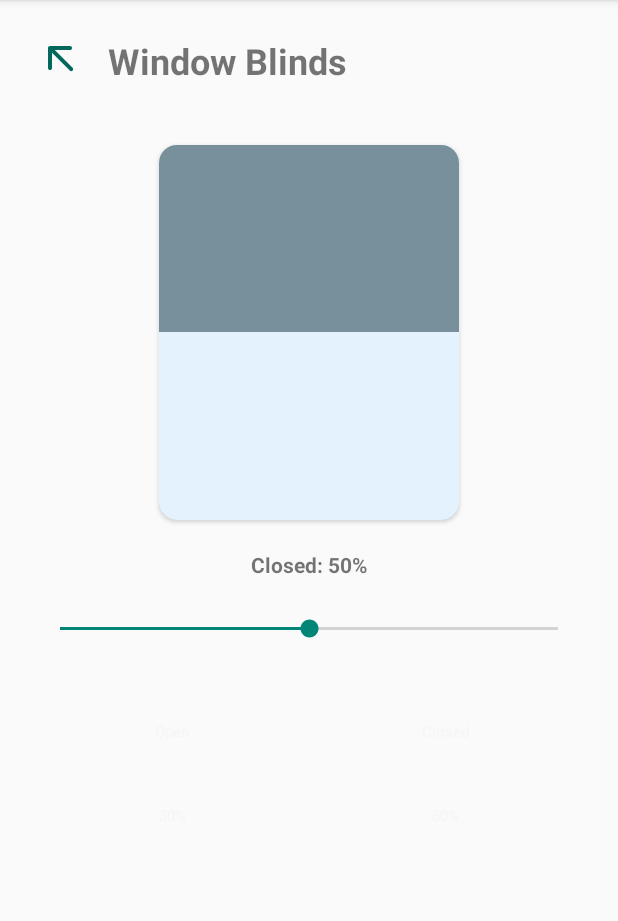
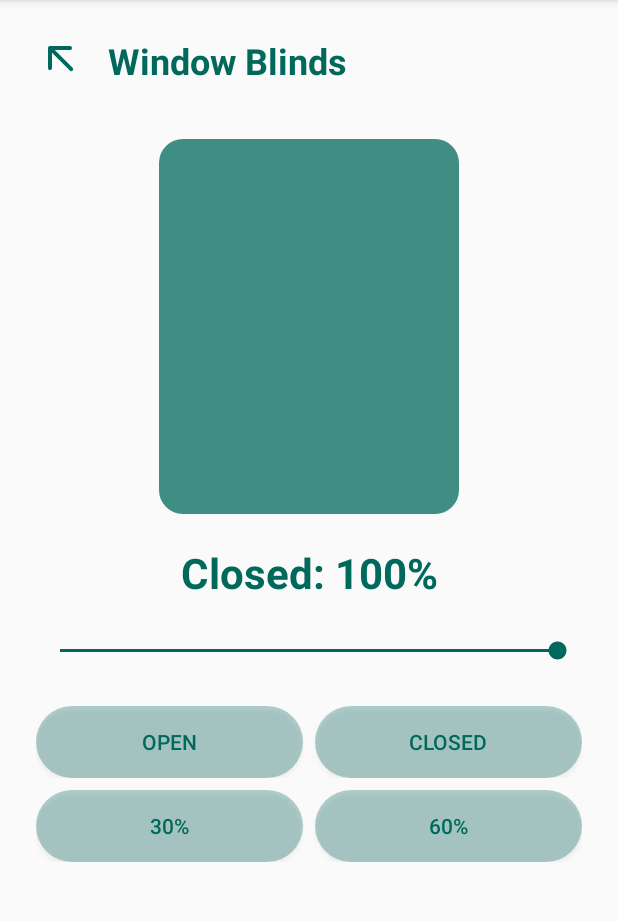
Before and after one commit to Ksenx03/SmartHomeProject, an Android app: the BlindsActivity screen opened directly, with no data from a screen before it, on a phone screen of 412 x 824 dp, the part 84-1005 px from its top. Run offline under Robolectric (Android 15) with nearby library versions, the phone set to English and light mode, and no system bars; libraries missing offline, so code that uses them is left out: org.eclipse.paho; 4 statements that could not run were skipped.

Commit message:
Add window blinds control via MQTT

```diff
--- a/Mobile_App/app/src/main/java/com/example/smarthomeapp/BlindsActivity.kt
+++ b/Mobile_App/app/src/main/java/com/example/smarthomeapp/BlindsActivity.kt
@@ -1,5 +1,7 @@
 package com.example.smarthomeapp
 
+import android.content.Context
+import android.content.SharedPreferences
 import android.os.Bundle
 import android.view.View
 import android.widget.Button
@@ -7,44 +9,166 @@ import android.widget.ImageView
 import android.widget.SeekBar
 import android.widget.TextView
 import androidx.appcompat.app.AppCompatActivity
+import org.eclipse.paho.client.mqttv3.IMqttDeliveryToken
+import org.eclipse.paho.client.mqttv3.MqttCallback
+import org.eclipse.paho.client.mqttv3.MqttClient
+import org.eclipse.paho.client.mqttv3.MqttMessage
+import org.eclipse.paho.client.mqttv3.persist.MemoryPersistence
+import org.json.JSONObject
 
 class BlindsActivity : AppCompatActivity() {
+
+    private var mqttClient: MqttClient? = null
+    private val serverUri = "tcp://172.20.10.4:1883"
+    private val topicSet = "makieta/serwo/ustaw"
+    private val topicStatus = "makieta/serwo/status"
+
+    private lateinit var sharedPref: SharedPreferences
+    private val PREFS_NAME = "SmartHomePrefs"
+    private val KEY_BLINDS_POS = "blinds_position"
+
+    private lateinit var blindsView: View
+    private lateinit var sbBlinds: SeekBar
+    private lateinit var tvStatus: TextView
 
     override fun onCreate(savedInstanceState: Bundle?) {
         super.onCreate(savedInstanceState)
         setContentView(R.layout.activity_blinds)
 
-        val blindsView = findViewById<View>(R.id.blindsView)
-        val sbBlinds = findViewById<SeekBar>(R.id.sbBlinds)
-        val tvStatus = findViewById<TextView>(R.id.tvStatus)
+        sharedPref = getSharedPreferences(PREFS_NAME, Context.MODE_PRIVATE)
+
+        blindsView = findViewById(R.id.blindsView)
+        sbBlinds = findViewById(R.id.sbBlinds)
+        tvStatus = findViewById(R.id.tvStatus)
         val btnBack = findViewById<ImageView>(R.id.btnBack)
 
         btnBack.setOnClickListener { finish() }
 
-        // Функция для обновления высоты шторы
-        fun updateBlinds(progress: Int) {
-            tvStatus.text = "Closed: $progress%"
-            val params = blindsView.layoutParams
-            // Высота окна у нас 250dp. Переводим проценты в высоту.
-            // Для простоты теста используем множитель (в реале нужны px/dp конвертации)
-            val density = resources.displayMetrics.density
-            params.height = (progress * 2.5 * density).toInt()
-            blindsView.layoutParams = params
-        }
+        connectMqtt()
 
+        // Слушатель ручного перемещения ползунка
         sbBlinds.setOnSeekBarChangeListener(object : SeekBar.OnSeekBarChangeListener {
-            override fun onProgressChanged(s: SeekBar?, p: Int, fromUser: Boolean) { updateBlinds(p) }
-            override fun onStartTrackingTouch(s: SeekBar?) {}
-            override fun onStopTrackingTouch(s: SeekBar?) {}
+            override fun onProgressChanged(seekBar: SeekBar?, progress: Int, fromUser: Boolean) {
+                if (fromUser) {
+                    updateBlindsVisual(progress)
+                }
+            }
+
+            override fun onStartTrackingTouch(seekBar: SeekBar?) {}
+
+            override fun onStopTrackingTouch(seekBar: SeekBar?) {
+                seekBar?.let {
+                    saveBlindsPosition(it.progress)
+                    sendBlindsCommand(it.progress)
+                }
+            }
         })
 
-        // Кнопки режимов
-        findViewById<Button>(R.id.btnOpen).setOnClickListener { sbBlinds.progress = 0 }
-        findViewById<Button>(R.id.btnClosed).setOnClickListener { sbBlinds.progress = 100 }
-        findViewById<Button>(R.id.btn30).setOnClickListener { sbBlinds.progress = 30 }
-        findViewById<Button>(R.id.btn60).setOnClickListener { sbBlinds.progress = 60 }
+        // Кнопки-пресеты
+        findViewById<Button>(R.id.btnOpen).setOnClickListener { applyPreset(0) }
+        findViewById<Button>(R.id.btnClosed).setOnClickListener { applyPreset(100) }
+        findViewById<Button>(R.id.btn30).setOnClickListener { applyPreset(30) }
+        findViewById<Button>(R.id.btn60).setOnClickListener { applyPreset(60) }
 
-        // Устанавливаем начальное значение
-        updateBlinds(50)
+        // Загрузка начального положения из памяти
+        val savedPosition = sharedPref.getInt(KEY_BLINDS_POS, 100)
+        applyUIUpdate(savedPosition)
+    }
+
+    private fun updateBlindsVisual(percentage: Int) {
+        val safePercentage = percentage.coerceIn(0, 100)
+        tvStatus.text = "Closed: $safePercentage%"
+
+        val density = resources.displayMetrics.density
+        val maxWindowHeightPx = 250 * density
+
+        val params = blindsView.layoutParams
+        params.height = (maxWindowHeightPx * (safePercentage / 100f)).toInt()
+        blindsView.layoutParams = params
+    }
+
+    private fun applyUIUpdate(percent: Int) {
+        val safePercent = percent.coerceIn(0, 100)
+        sbBlinds.progress = safePercent
+        updateBlindsVisual(safePercent)
+    }
+
+    private fun saveBlindsPosition(percent: Int) {
+        sharedPref.edit().putInt(KEY_BLINDS_POS, percent).apply()
+    }
+
+    private fun applyPreset(percent: Int) {
+        val safePercent = percent.coerceIn(0, 100)
+        applyUIUpdate(safePercent)
+        saveBlindsPosition(safePercent)
+        sendBlindsCommand(safePercent)
+    }
+
+    private fun connectMqtt() {
+        Thread {
+            try {
+                val clientId = "BlindsApp_" + System.currentTimeMillis()
+                mqttClient = MqttClient(serverUri, clientId, MemoryPersistence())
+
+                mqttClient?.setCallback(object : MqttCallback {
+                    override fun connectionLost(cause: Throwable?) {}
+
+                    override fun messageArrived(topic: String?, message: MqttMessage?) {
+                        if (topic == topicStatus) {
+                            val payload = String(message?.payload ?: return)
+                            handleIncomingStatus(payload)
+                        }
+                    }
+
+                    override fun deliveryComplete(token: IMqttDeliveryToken?) {}
+                })
+
+                mqttClient?.connect()
+                mqttClient?.subscribe(topicStatus)
+            } catch (e: Exception) {
+                e.printStackTrace()
+            }
+        }.start()
+    }
+
+    private fun handleIncomingStatus(jsonString: String) {
+        try {
+            val json = JSONObject(jsonString)
+            if (json.optString("target") == "zaluzja" && json.has("position")) {
+                val newPos = json.getInt("position")
+                runOnUiThread {
+                    applyUIUpdate(newPos)
+                    saveBlindsPosition(newPos)
+                }
+            }
+        } catch (e: Exception) {
+            e.printStackTrace()
+        }
+    }
+
+    private fun sendBlindsCommand(percent: Int) {
+        Thread {
+            try {
+                if (mqttClient?.isConnected == true) {
+                    val payload = """{"target":"zaluzja","position":$percent}"""
+                    val message = MqttMessage(payload.toByteArray())
+                    mqttClient?.publish(topicSet, message)
+                }
+            } catch (e: Exception) {
+                e.printStackTrace()
+            }
+        }.start()
+    }
+
+    override fun onDestroy() {
+        super.onDestroy()
+        Thread {
+            try {
+                mqttClient?.disconnect()
+                mqttClient?.close()
+            } catch (e: Exception) {
+                e.printStackTrace()
+            }
+        }.start()
     }
 }
--- a/Mobile_App/app/src/main/res/layout/activity_blinds.xml
+++ b/Mobile_App/app/src/main/res/layout/activity_blinds.xml
@@ -6,6 +6,7 @@
     android:layout_height="match_parent"
     android:padding="24dp">
 
+    <!-- Кнопка "Назад" -->
     <ImageView
         android:id="@+id/btnBack"
         android:layout_width="32dp"
@@ -15,6 +16,7 @@
         app:layout_constraintTop_toTopOf="parent"
         app:tint="#00695C" />
 
+    <!-- Заголовок экрана -->
     <TextView
         android:id="@+id/tvBlindsTitle"
         android:layout_width="wrap_content"
@@ -22,60 +24,115 @@
         android:text="@string/title_window_blinds"
         android:textSize="24sp"
         android:textStyle="bold"
+        android:textColor="#00695C"
         android:layout_marginStart="16dp"
         app:layout_constraintTop_toTopOf="@id/btnBack"
         app:layout_constraintBottom_toBottomOf="@id/btnBack"
         app:layout_constraintStart_toEndOf="@id/btnBack" />
 
+    <!-- Полупрозрачная оконная рама -->
     <androidx.cardview.widget.CardView
         android:id="@+id/windowFrame"
         android:layout_width="200dp"
         android:layout_height="250dp"
-        android:layout_marginTop="40dp"
-        app:cardCornerRadius="12dp"
-        app:cardBackgroundColor="#E3F2FD"
+        android:layout_marginTop="36dp"
+        app:cardCornerRadius="16dp"
+        app:cardElevation="0dp"
+        app:cardBackgroundColor="#2600695C"
         app:layout_constraintTop_toBottomOf="@id/tvBlindsTitle"
         app:layout_constraintStart_toStartOf="parent"
         app:layout_constraintEnd_toEndOf="parent">
 
+        <!-- Полупрозрачное полотно жалюзи -->
         <View
             android:id="@+id/blindsView"
             android:layout_width="match_parent"
             android:layout_height="125dp"
-            android:background="#78909C" />
+            android:background="#B300695C" />
     </androidx.cardview.widget.CardView>
 
+    <!-- Индикатор текущего положения штор -->
     <TextView
         android:id="@+id/tvStatus"
         android:layout_width="wrap_content"
         android:layout_height="wrap_content"
         android:text="50%"
+        android:textSize="28sp"
+        android:textStyle="bold"
+        android:textColor="#00695C"
         android:layout_marginTop="20dp"
-        android:textStyle="bold"
         app:layout_constraintTop_toBottomOf="@id/windowFrame"
         app:layout_constraintStart_toStartOf="parent"
         app:layout_constraintEnd_toEndOf="parent"/>
 
+    <!-- Ползунок в фирменном цвете -->
     <SeekBar
         android:id="@+id/sbBlinds"
         android:layout_width="match_parent"
         android:layout_height="wrap_content"
         android:layout_marginTop="24dp"
         android:max="100"
-        android:progress="50"
+        android:progress="100"
+        android:progressTint="#00695C"
+        android:thumbTint="#00695C"
         app:layout_constraintTop_toBottomOf="@id/tvStatus"/>
 
-    <GridLayout
+    <!-- Верхний ряд кнопок (Open / Closed) -->
+    <LinearLayout
+        android:id="@+id/rowButtons1"
         android:layout_width="match_parent"
         android:layout_height="wrap_content"
-        android:columnCount="2"
-        android:layout_marginTop="32dp"
+        android:orientation="horizontal"
+        android:layout_marginTop="28dp"
         app:layout_constraintTop_toBottomOf="@id/sbBlinds">
 
-        <Button android:id="@+id/btnOpen" android:layout_width="0dp" android:layout_columnWeight="1" android:text="@string/btn_open" android:layout_margin="4dp" style="@style/Widget.MaterialComponents.Button.OutlinedButton"/>
-        <Button android:id="@+id/btnClosed" android:layout_width="0dp" android:layout_columnWeight="1" android:text="@string/btn_closed" android:layout_margin="4dp" style="@style/Widget.MaterialComponents.Button.OutlinedButton"/>
-        <Button android:id="@+id/btn30" android:layout_width="0dp" android:layout_columnWeight="1" android:text="30%" android:layout_margin="4dp" style="@style/Widget.MaterialComponents.Button.OutlinedButton"/>
-        <Button android:id="@+id/btn60" android:layout_width="0dp" android:layout_columnWeight="1" android:text="60%" android:layout_margin="4dp" style="@style/Widget.MaterialComponents.Button.OutlinedButton"/>
-    </GridLayout>
+        <androidx.appcompat.widget.AppCompatButton
+            android:id="@+id/btnOpen"
+            android:layout_width="0dp"
+            android:layout_height="wrap_content"
+            android:layout_weight="1"
+            android:text="@string/btn_open"
+            android:textColor="#00695C"
+            android:background="@drawable/bg_heating_button"
+            android:layout_marginEnd="8dp"/>
+
+        <androidx.appcompat.widget.AppCompatButton
+            android:id="@+id/btnClosed"
+            android:layout_width="0dp"
+            android:layout_height="wrap_content"
+            android:layout_weight="1"
+            android:text="@string/btn_closed"
+            android:textColor="#00695C"
+            android:background="@drawable/bg_heating_button"/>
+    </LinearLayout>
+
+    <!-- Нижний ряд кнопок (30% / 60%) -->
+    <LinearLayout
+        android:id="@+id/rowButtons2"
+        android:layout_width="match_parent"
+        android:layout_height="wrap_content"
+        android:orientation="horizontal"
+        android:layout_marginTop="8dp"
+        app:layout_constraintTop_toBottomOf="@id/rowButtons1">
+
+        <androidx.appcompat.widget.AppCompatButton
+            android:id="@+id/btn30"
+            android:layout_width="0dp"
+            android:layout_height="wrap_content"
+            android:layout_weight="1"
+            android:text="30%"
+            android:textColor="#00695C"
+            android:background="@drawable/bg_heating_button"
+            android:layout_marginEnd="8dp"/>
+
+        <androidx.appcompat.widget.AppCompatButton
+            android:id="@+id/btn60"
+            android:layout_width="0dp"
+            android:layout_height="wrap_content"
+            android:layout_weight="1"
+            android:text="60%"
+            android:textColor="#00695C"
+            android:background="@drawable/bg_heating_button"/>
+    </LinearLayout>
 
 </androidx.constraintlayout.widget.ConstraintLayout>
```
